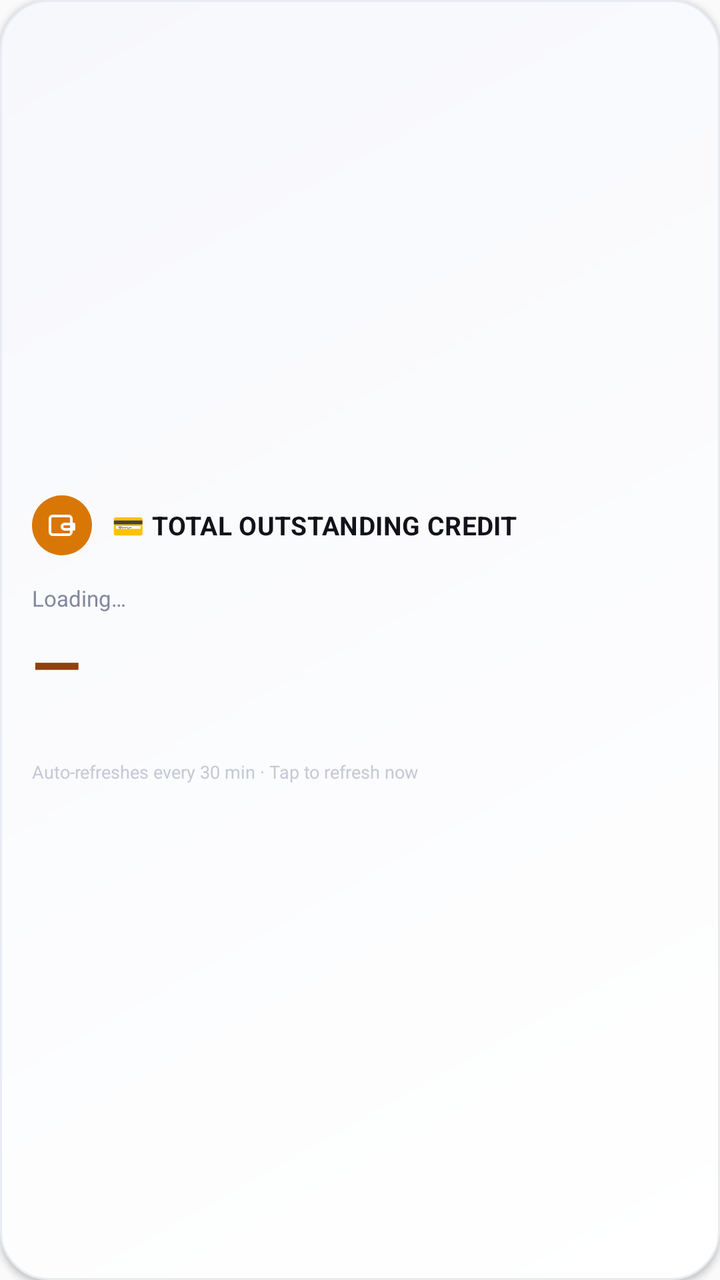
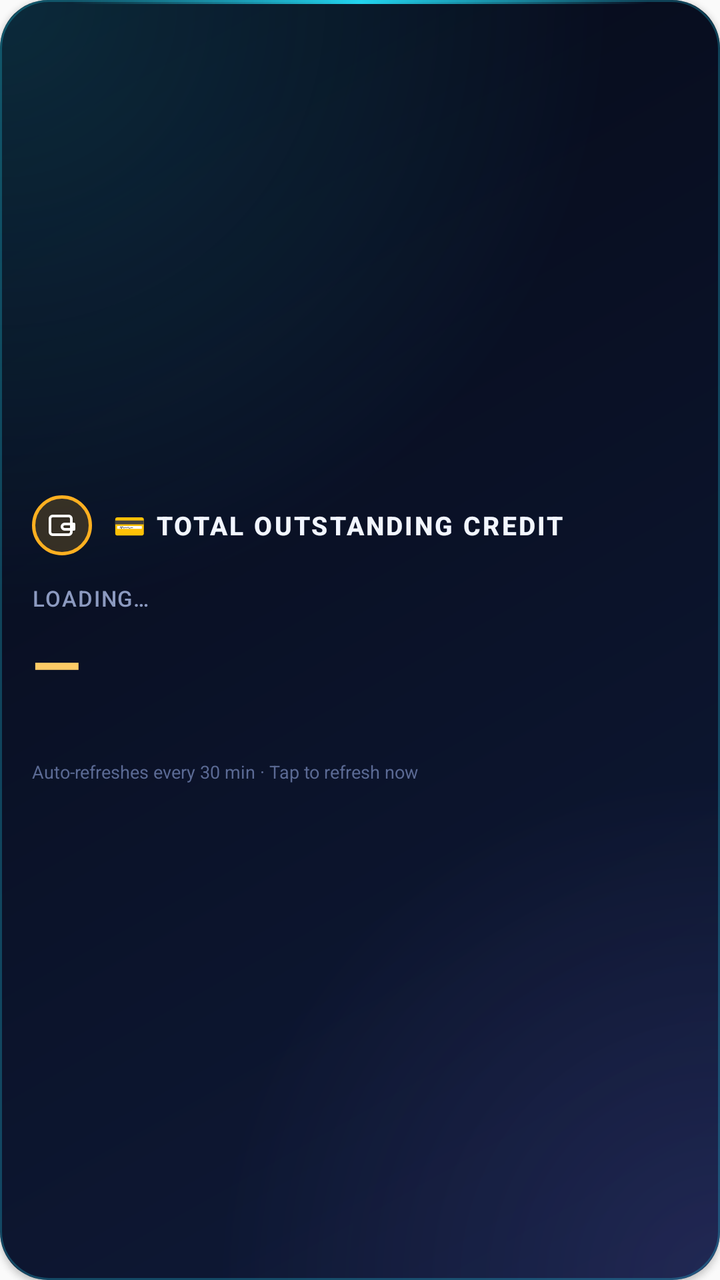

Screens rendered from an Android XML layout before and after an edit, with the pre-edit source and the edit as a unified diff.
<!-- AndroidManifest.xml: application theme Theme.AppCompat.Light.NoActionBar -->
<!-- res/layout/widget_total_credit.xml -->
<?xml version="1.0" encoding="utf-8"?>
<LinearLayout xmlns:android="http://schemas.android.com/apk/res/android"
    android:layout_width="match_parent"
    android:layout_height="match_parent"
    android:orientation="vertical"
    android:background="@drawable/widget_background"
    android:padding="16dp"
    android:gravity="center_vertical"
    android:elevation="2dp"
    android:id="@+id/total_credit_widget_root">

    <LinearLayout
        android:layout_width="match_parent"
        android:layout_height="wrap_content"
        android:orientation="horizontal"
        android:gravity="center_vertical">
        <FrameLayout
            android:layout_width="30dp"
            android:layout_height="30dp"
            android:background="@drawable/badge_circle_credit">
            <ImageView android:layout_width="16dp" android:layout_height="16dp"
                android:layout_gravity="center" android:src="@drawable/ic_wallet" />
        </FrameLayout>
        <TextView
            android:layout_width="0dp"
            android:layout_height="wrap_content"
            android:layout_weight="1"
            android:layout_marginStart="10dp"
            android:text="@string/total_credit_widget_title"
            android:textColor="@color/ink_900"
            android:textStyle="bold"
            android:textSize="13sp"
            android:letterSpacing="0.01" />
    </LinearLayout>

    <TextView
        android:id="@+id/total_credit_label"
        android:layout_width="match_parent"
        android:layout_height="wrap_content"
        android:layout_marginTop="14dp"
        android:text="@string/total_credit_widget_loading"
        android:textColor="@color/ink_500"
        android:textSize="11sp" />

    <TextView
        android:id="@+id/total_credit_value"
        android:layout_width="match_parent"
        android:layout_height="wrap_content"
        android:layout_marginTop="4dp"
        android:text="—"
        android:textColor="@color/accent_credit_dark"
        android:textStyle="bold"
        android:textSize="32sp" />

    <TextView
        android:id="@+id/total_credit_synced_at"
        android:layout_width="match_parent"
        android:layout_height="wrap_content"
        android:layout_marginTop="12dp"
        android:text=""
        android:textColor="@color/ink_400"
        android:textSize="9sp" />

    <TextView
        android:layout_width="match_parent"
        android:layout_height="wrap_content"
        android:layout_marginTop="2dp"
        android:text="@string/total_credit_widget_footer"
        android:textColor="@color/ink_300"
        android:textSize="9sp" />

</LinearLayout>
<!-- resources referenced by this layout -->
<resources>
  <color name="accent_credit_dark">#92400E</color>
  <color name="ink_300">#C6C9D6</color>
  <color name="ink_400">#A6AABD</color>
  <color name="ink_500">#8388A0</color>
  <color name="ink_900">#12131A</color>
  <!-- drawable badge_circle_credit (drawable) -->
  <?xml version="1.0" encoding="utf-8"?>
  <shape xmlns:android="http://schemas.android.com/apk/res/android" android:shape="oval">
      <solid android:color="@color/accent_credit" />
  </shape>
  <!-- drawable ic_wallet (drawable) -->
  <vector xmlns:android="http://schemas.android.com/apk/res/android"
      android:width="24dp" android:height="24dp" android:viewportWidth="24" android:viewportHeight="24">
      <path android:fillColor="#00000000" android:strokeColor="#FFFFFF" android:strokeWidth="2"
          android:strokeLineJoin="round" android:strokeLineCap="round"
          android:pathData="M3,7 C3,5.9 3.9,5 5,5 L17,5 C18.1,5 19,5.9 19,7 L19,17 C19,18.1 18.1,19 17,19 L5,19 C3.9,19 3,18.1 3,17 Z" />
      <path android:fillColor="#00000000" android:strokeColor="#FFFFFF" android:strokeWidth="2"
          android:strokeLineJoin="round" android:strokeLineCap="round"
          android:pathData="M14,11 L21,11 L21,15 L14,15 C12.9,15 12,14.1 12,13 C12,11.9 12.9,11 14,11 Z" />
  </vector>
  <!-- drawable widget_background (drawable) -->
  <?xml version="1.0" encoding="utf-8"?>
  <shape xmlns:android="http://schemas.android.com/apk/res/android"
      android:shape="rectangle">
      <corners android:radius="24dp" />
      <gradient
          android:angle="135"
          android:startColor="@color/surface_card_top"
          android:endColor="@color/surface_card_bottom"
          android:type="linear" />
      <stroke android:width="1dp" android:color="@color/surface_inset_border" />
  </shape>
  <string name="total_credit_widget_footer">Auto-refreshes every 30 min · Tap to refresh now</string>
  <string name="total_credit_widget_loading">Loading…</string>
  <string name="total_credit_widget_title">💳 TOTAL OUTSTANDING CREDIT</string>
  <color name="accent_credit">#D97706</color>
  <color name="surface_card_top">#FFFFFF</color>
  <color name="surface_card_bottom">#F7F8FC</color>
  <color name="surface_inset_border">#E9EBF3</color>
</resources>

<!-- the commit's change to res/layout/widget_total_credit.xml (unified diff, before → after) -->
@@ -30,7 +30,7 @@
             android:textColor="@color/ink_900"
             android:textStyle="bold"
             android:textSize="13sp"
-            android:letterSpacing="0.01" />
+            android:textAllCaps="true" android:letterSpacing="0.08" android:fontFamily="sans-serif-medium" />
     </LinearLayout>
 
     <TextView
@@ -40,7 +40,7 @@
         android:layout_marginTop="14dp"
         android:text="@string/total_credit_widget_loading"
         android:textColor="@color/ink_500"
-        android:textSize="11sp" />
+        android:textSize="11sp" android:textAllCaps="true" android:letterSpacing="0.06" android:fontFamily="sans-serif-medium" />
 
     <TextView
         android:id="@+id/total_credit_value"
<!-- resource entries referenced after the edit -->
@@ -1,14 +1,15 @@
 <!-- resources referenced by this layout -->
 <resources>
-  <color name="accent_credit_dark">#92400E</color>
-  <color name="ink_300">#C6C9D6</color>
-  <color name="ink_400">#A6AABD</color>
-  <color name="ink_500">#8388A0</color>
-  <color name="ink_900">#12131A</color>
+  <color name="accent_credit_dark">#FFFFCB66</color>
+  <color name="ink_300">#FF5B6A94</color>
+  <color name="ink_400">#FF7585AE</color>
+  <color name="ink_500">#FF8C9AC0</color>
+  <color name="ink_900">#FFF2F6FF</color>
   <!-- drawable badge_circle_credit (drawable) -->
   <?xml version="1.0" encoding="utf-8"?>
   <shape xmlns:android="http://schemas.android.com/apk/res/android" android:shape="oval">
-      <solid android:color="@color/accent_credit" />
+      <solid android:color="@color/accent_credit_soft" />
+      <stroke android:width="1.5dp" android:color="@color/accent_credit" />
   </shape>
   <!-- drawable ic_wallet (drawable) -->
   <vector xmlns:android="http://schemas.android.com/apk/res/android"
@@ -22,22 +23,35 @@
   </vector>
   <!-- drawable widget_background (drawable) -->
   <?xml version="1.0" encoding="utf-8"?>
-  <shape xmlns:android="http://schemas.android.com/apk/res/android"
-      android:shape="rectangle">
-      <corners android:radius="24dp" />
-      <gradient
-          android:angle="135"
-          android:startColor="@color/surface_card_top"
-          android:endColor="@color/surface_card_bottom"
-          android:type="linear" />
-      <stroke android:width="1dp" android:color="@color/surface_inset_border" />
-  </shape>
+  <layer-list xmlns:android="http://schemas.android.com/apk/res/android">
+      <item><shape android:shape="rectangle"><corners android:radius="24dp" />
+          <gradient android:angle="135" android:startColor="@color/surface_card_top" android:endColor="@color/surface_card_bottom" android:type="linear" /></shape></item>
+      <item><shape android:shape="rectangle"><corners android:radius="24dp" />
+          <gradient android:type="radial" android:gradientRadius="85%p" android:centerX="0.0" android:centerY="0.0"
+              android:startColor="@color/glow_cyan_start" android:endColor="@color/glow_cyan_end" /></shape></item>
+      <item><shape android:shape="rectangle"><corners android:radius="24dp" />
+          <gradient android:type="radial" android:gradientRadius="70%p" android:centerX="1.0" android:centerY="1.0"
+              android:startColor="@color/glow_violet_start" android:endColor="@color/glow_violet_end" /></shape></item>
+      <item><shape android:shape="rectangle"><corners android:radius="24dp" />
+          <stroke android:width="1dp" android:color="@color/neon_border" /></shape></item>
+      <item android:gravity="top" android:height="2dp" android:left="36dp" android:right="36dp">
+          <shape android:shape="rectangle"><corners android:radius="1dp" />
+              <gradient android:angle="0" android:startColor="@color/edge_fade_start" android:centerColor="@color/neon_cyan" android:endColor="@color/edge_fade_end" /></shape></item>
+  </layer-list>
   <string name="total_credit_widget_footer">Auto-refreshes every 30 min · Tap to refresh now</string>
   <string name="total_credit_widget_loading">Loading…</string>
   <string name="total_credit_widget_title">💳 TOTAL OUTSTANDING CREDIT</string>
-  <color name="accent_credit">#D97706</color>
-  <color name="surface_card_top">#FFFFFF</color>
-  <color name="surface_card_bottom">#F7F8FC</color>
-  <color name="surface_inset_border">#E9EBF3</color>
+  <color name="accent_credit_soft">#2EFFB020</color>
+  <color name="accent_credit">#FFFFB020</color>
+  <color name="surface_card_top">#FF0F1A38</color>
+  <color name="surface_card_bottom">#FF060A18</color>
+  <color name="glow_cyan_start">#2822D3EE</color>
+  <color name="glow_cyan_end">#0022D3EE</color>
+  <color name="glow_violet_start">#248B7CFF</color>
+  <color name="glow_violet_end">#008B7CFF</color>
+  <color name="neon_border">#4422D3EE</color>
+  <color name="edge_fade_start">#0022D3EE</color>
+  <color name="neon_cyan">#FF22D3EE</color>
+  <color name="edge_fade_end">#008B7CFF</color>
 </resources>
 
